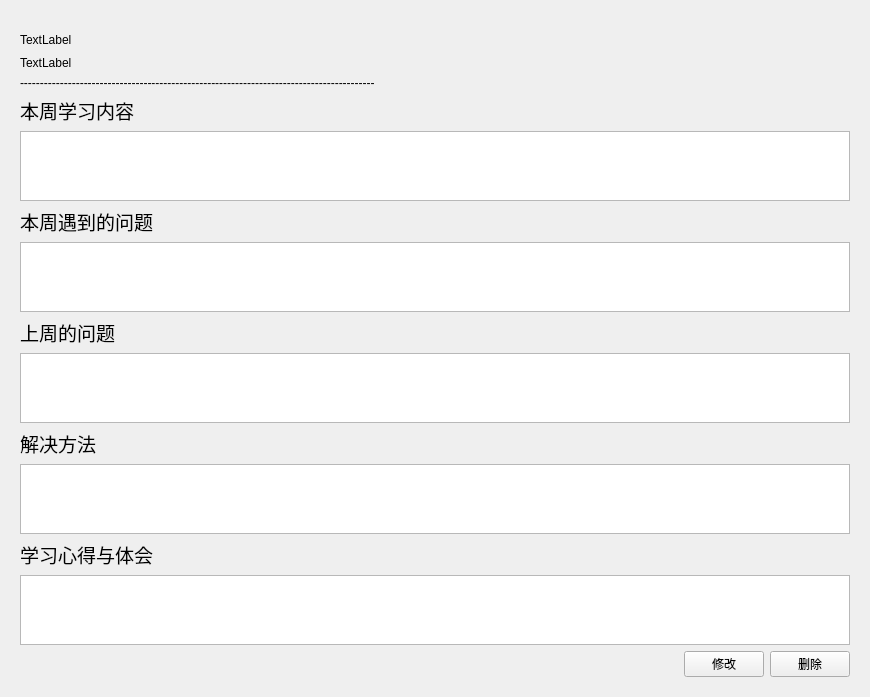
This is FileManagement/ReportDetail.ui in hhyvs111/FileManagement as Qt 5 draws it before an edit. The edited form follows.
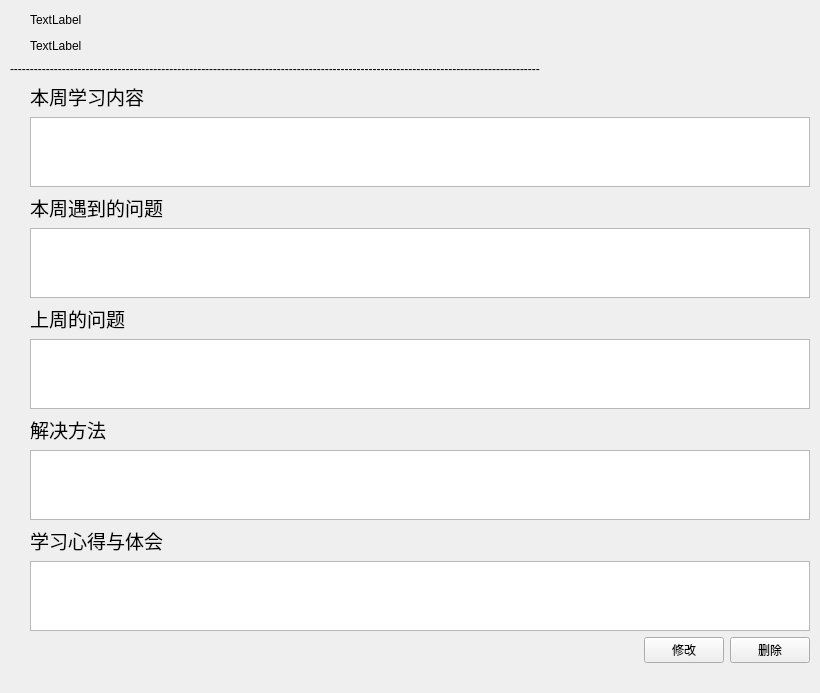
This is the edited form.

```diff
--- a/FileManagement/ReportDetail.ui
+++ b/FileManagement/ReportDetail.ui
@@ -6,44 +6,44 @@
    <rect>
     <x>0</x>
     <y>0</y>
-    <width>870</width>
-    <height>657</height>
+    <width>820</width>
+    <height>682</height>
    </rect>
   </property>
   <property name="windowTitle">
    <string>Form</string>
   </property>
-  <layout class="QVBoxLayout" name="verticalLayout_3">
+  <layout class="QVBoxLayout" name="verticalLayout">
    <property name="leftMargin">
-    <number>20</number>
+    <number>10</number>
    </property>
    <property name="topMargin">
-    <number>20</number>
+    <number>10</number>
    </property>
    <property name="rightMargin">
-    <number>20</number>
+    <number>10</number>
    </property>
    <property name="bottomMargin">
-    <number>20</number>
+    <number>10</number>
    </property>
-   <item>
-    <spacer name="verticalSpacer">
-     <property name="orientation">
-      <enum>Qt::Vertical</enum>
-     </property>
-     <property name="sizeType">
-      <enum>QSizePolicy::Fixed</enum>
-     </property>
-     <property name="sizeHint" stdset="0">
-      <size>
-       <width>20</width>
-       <height>10</height>
-      </size>
-     </property>
-    </spacer>
-   </item>
    <item>
     <layout class="QHBoxLayout" name="horizontalLayout_3">
+     <item>
+      <spacer name="horizontalSpacer_2">
+       <property name="orientation">
+        <enum>Qt::Horizontal</enum>
+       </property>
+       <property name="sizeType">
+        <enum>QSizePolicy::Fixed</enum>
+       </property>
+       <property name="sizeHint" stdset="0">
+        <size>
+         <width>20</width>
+         <height>20</height>
+        </size>
+       </property>
+      </spacer>
+     </item>
      <item>
       <widget class="QLabel" name="reporterDetail">
        <property name="text">
@@ -68,6 +68,22 @@
    </item>
    <item>
     <layout class="QHBoxLayout" name="horizontalLayout_2">
+     <item>
+      <spacer name="horizontalSpacer_3">
+       <property name="orientation">
+        <enum>Qt::Horizontal</enum>
+       </property>
+       <property name="sizeType">
+        <enum>QSizePolicy::Fixed</enum>
+       </property>
+       <property name="sizeHint" stdset="0">
+        <size>
+         <width>20</width>
+         <height>20</height>
+        </size>
+       </property>
+      </spacer>
+     </item>
      <item>
       <widget class="QLabel" name="reportTime">
        <property name="text">
@@ -82,80 +98,160 @@
      <item>
       <widget class="QLabel" name="label">
        <property name="text">
-        <string>-----------------------------------------------------------------------------------------</string>
+        <string>-------------------------------------------------------------------------------------------------------------------------------------</string>
        </property>
       </widget>
      </item>
     </layout>
    </item>
    <item>
-    <layout class="QVBoxLayout" name="verticalLayout">
-     <item>
+    <layout class="QGridLayout" name="gridLayout_4">
+     <item row="1" column="1">
+      <widget class="QPlainTextEdit" name="reportMainPlainTextEdit"/>
+     </item>
+     <item row="0" column="1">
       <widget class="QLabel" name="LMain">
        <property name="text">
         <string>&lt;html&gt;&lt;head/&gt;&lt;body&gt;&lt;p&gt;&lt;span style=&quot; font-size:14pt;&quot;&gt;本周学习内容&lt;/span&gt;&lt;/p&gt;&lt;/body&gt;&lt;/html&gt;</string>
        </property>
       </widget>
      </item>
-     <item>
-      <widget class="QPlainTextEdit" name="reportMainPlainTextEdit"/>
+     <item row="0" column="0">
+      <spacer name="horizontalSpacer_4">
+       <property name="orientation">
+        <enum>Qt::Horizontal</enum>
+       </property>
+       <property name="sizeType">
+        <enum>QSizePolicy::Fixed</enum>
+       </property>
+       <property name="sizeHint" stdset="0">
+        <size>
+         <width>20</width>
+         <height>20</height>
+        </size>
+       </property>
+      </spacer>
      </item>
     </layout>
    </item>
    <item>
     <layout class="QGridLayout" name="gridLayout">
-     <item row="0" column="0">
+     <item row="0" column="1">
       <widget class="QLabel" name="LQuestionForSolve">
        <property name="text">
         <string>&lt;html&gt;&lt;head/&gt;&lt;body&gt;&lt;p&gt;&lt;span style=&quot; font-size:14pt;&quot;&gt;本周遇到的问题&lt;/span&gt;&lt;/p&gt;&lt;/body&gt;&lt;/html&gt;</string>
        </property>
       </widget>
      </item>
-     <item row="1" column="0">
+     <item row="1" column="1">
       <widget class="QPlainTextEdit" name="reportQuestionForSolve"/>
      </item>
+     <item row="0" column="0">
+      <spacer name="horizontalSpacer_5">
+       <property name="orientation">
+        <enum>Qt::Horizontal</enum>
+       </property>
+       <property name="sizeType">
+        <enum>QSizePolicy::Fixed</enum>
+       </property>
+       <property name="sizeHint" stdset="0">
+        <size>
+         <width>20</width>
+         <height>20</height>
+        </size>
+       </property>
+      </spacer>
+     </item>
     </layout>
    </item>
    <item>
     <layout class="QGridLayout" name="gridLayout_2">
-     <item row="0" column="0">
+     <item row="1" column="1">
+      <widget class="QPlainTextEdit" name="reportQuestionFromLastWeek"/>
+     </item>
+     <item row="0" column="1">
       <widget class="QLabel" name="LQuestionFromLastWeek">
        <property name="text">
         <string>&lt;html&gt;&lt;head/&gt;&lt;body&gt;&lt;p&gt;&lt;span style=&quot; font-size:14pt;&quot;&gt;上周的问题&lt;/span&gt;&lt;/p&gt;&lt;/body&gt;&lt;/html&gt;</string>
        </property>
       </widget>
      </item>
-     <item row="1" column="0">
-      <widget class="QPlainTextEdit" name="reportQuestionFromLastWeek"/>
+     <item row="0" column="0">
+      <spacer name="horizontalSpacer_7">
+       <property name="orientation">
+        <enum>Qt::Horizontal</enum>
+       </property>
+       <property name="sizeType">
+        <enum>QSizePolicy::Fixed</enum>
+       </property>
+       <property name="sizeHint" stdset="0">
+        <size>
+         <width>20</width>
+         <height>20</height>
+        </size>
+       </property>
+      </spacer>
      </item>
     </layout>
    </item>
    <item>
     <layout class="QGridLayout" name="gridLayout_3">
-     <item row="0" column="0">
+     <item row="0" column="1">
       <widget class="QLabel" name="LQuestionForSolved">
        <property name="text">
         <string>&lt;html&gt;&lt;head/&gt;&lt;body&gt;&lt;p&gt;&lt;span style=&quot; font-size:14pt;&quot;&gt;解决方法&lt;/span&gt;&lt;/p&gt;&lt;/body&gt;&lt;/html&gt;</string>
        </property>
       </widget>
      </item>
-     <item row="1" column="0">
+     <item row="1" column="1">
       <widget class="QPlainTextEdit" name="reportQuestionHasSolved"/>
      </item>
+     <item row="0" column="0">
+      <spacer name="horizontalSpacer_8">
+       <property name="orientation">
+        <enum>Qt::Horizontal</enum>
+       </property>
+       <property name="sizeType">
+        <enum>QSizePolicy::Fixed</enum>
+       </property>
+       <property name="sizeHint" stdset="0">
+        <size>
+         <width>20</width>
+         <height>20</height>
+        </size>
+       </property>
+      </spacer>
+     </item>
     </layout>
    </item>
    <item>
-    <layout class="QVBoxLayout" name="verticalLayout_2">
-     <item>
+    <layout class="QGridLayout" name="gridLayout_5">
+     <item row="0" column="1">
       <widget class="QLabel" name="LYourGet">
        <property name="text">
         <string>&lt;html&gt;&lt;head/&gt;&lt;body&gt;&lt;p&gt;&lt;span style=&quot; font-size:14pt;&quot;&gt;学习心得与体会&lt;/span&gt;&lt;/p&gt;&lt;/body&gt;&lt;/html&gt;</string>
        </property>
       </widget>
      </item>
-     <item>
+     <item row="1" column="1">
       <widget class="QPlainTextEdit" name="reportYourGet"/>
      </item>
+     <item row="0" column="0">
+      <spacer name="horizontalSpacer_9">
+       <property name="orientation">
+        <enum>Qt::Horizontal</enum>
+       </property>
+       <property name="sizeType">
+        <enum>QSizePolicy::Fixed</enum>
+       </property>
+       <property name="sizeHint" stdset="0">
+        <size>
+         <width>20</width>
+         <height>20</height>
+        </size>
+       </property>
+      </spacer>
+     </item>
     </layout>
    </item>
    <item>
@@ -189,6 +285,22 @@
      </item>
     </layout>
    </item>
+   <item>
+    <spacer name="verticalSpacer_2">
+     <property name="orientation">
+      <enum>Qt::Vertical</enum>
+     </property>
+     <property name="sizeType">
+      <enum>QSizePolicy::Fixed</enum>
+     </property>
+     <property name="sizeHint" stdset="0">
+      <size>
+       <width>20</width>
+       <height>20</height>
+      </size>
+     </property>
+    </spacer>
+   </item>
   </layout>
  </widget>
  <resources/>
```
